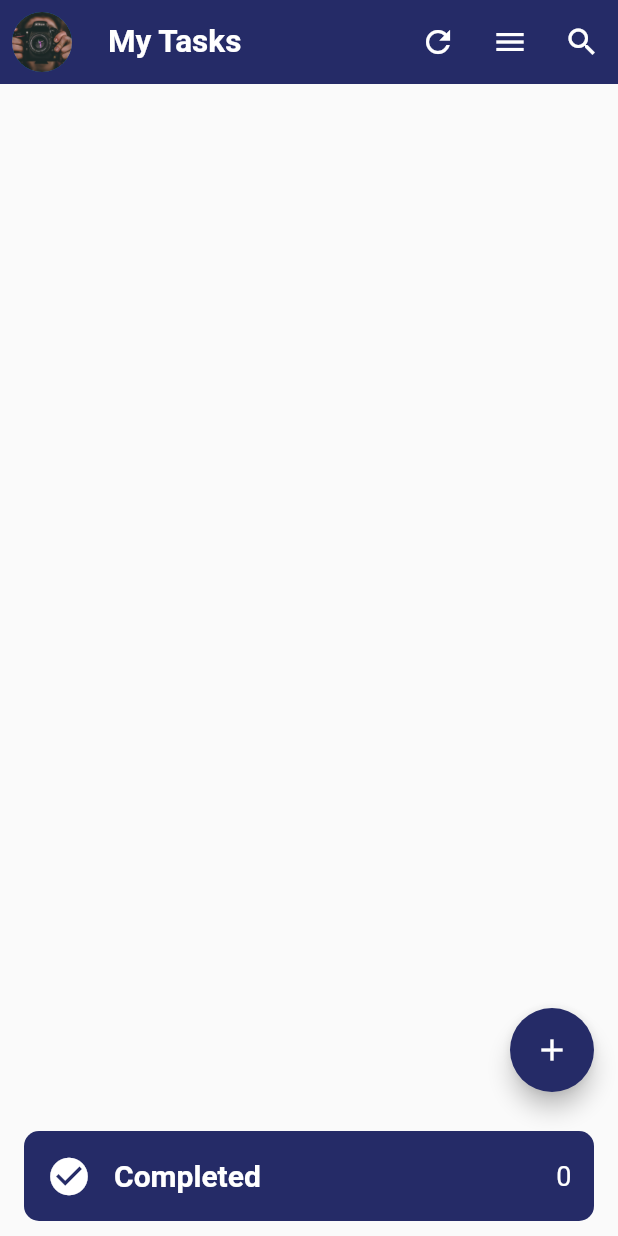
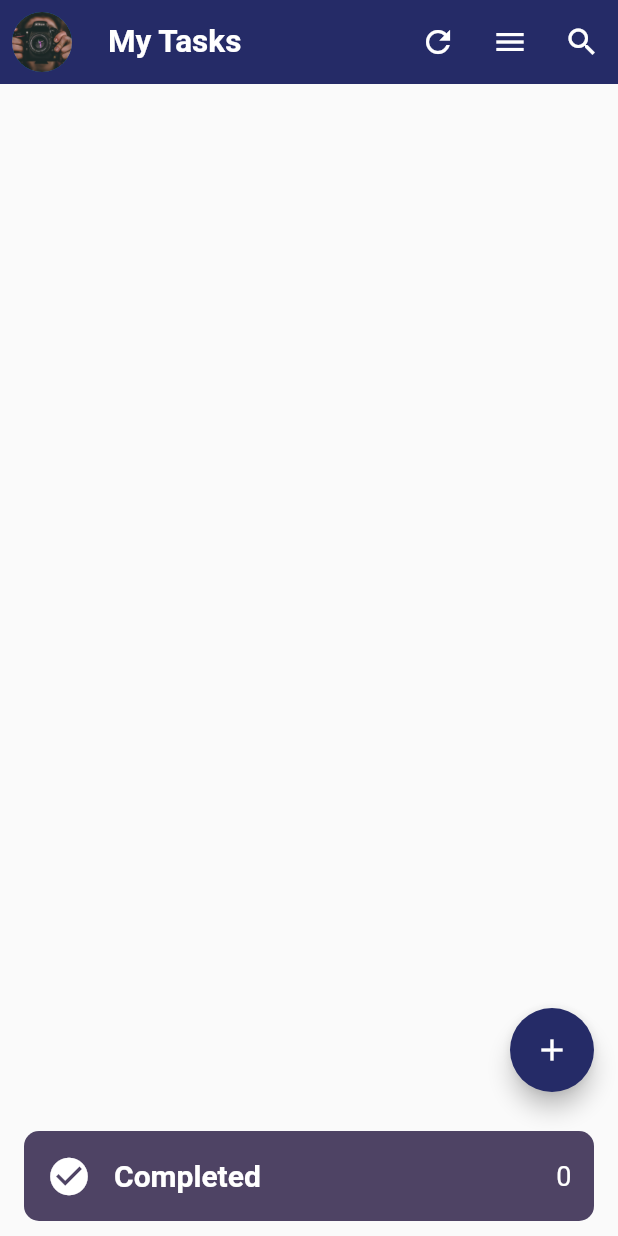
Before and after one commit to Tobiafua/mytodo-app, a Flutter app: the screen it shows after launch, on a phone screen of 412 x 824 dp. Run offline on Flutter 3.47's test engine with Material 2 defaults, Android fonts, the phone set to English and light mode, and no system bars; our stand-ins replace device_preview, modal_bottom_sheet.

Commit message:
changed color

```diff
--- a/lib/home_view.dart
+++ b/lib/home_view.dart
@@ -225,7 +225,7 @@ class _HomeViewState extends State<HomeView> {
             },
             child: Material(
               borderRadius: BorderRadius.circular(10),
-              color: const Color.fromRGBO(37, 43, 103, 1),
+              color: const Color.fromRGBO(78, 67, 100, 1),
               child: Padding(
                 padding: const EdgeInsets.all(15.0),
                 child: Row(
@@ -345,7 +345,7 @@ class TaskCardWidget extends StatelessWidget {
                       style: const TextStyle(
                           fontWeight: FontWeight.bold,
                           fontSize: 20,
-                          color: Color.fromRGBO(37, 43, 103, 1)),
+                          color: Color.fromRGBO(78, 67 , 100, 1)),
                     ),
                     Text(
                       description,
```
